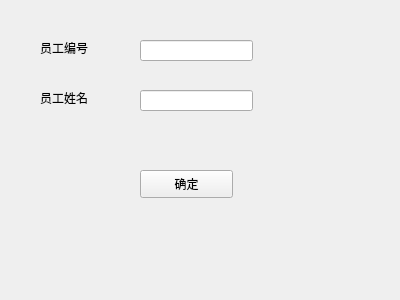
Above: UI/delete_ui/del_staff.ui from JJLee7447/property_management_system before the change. Below: the same form after it.
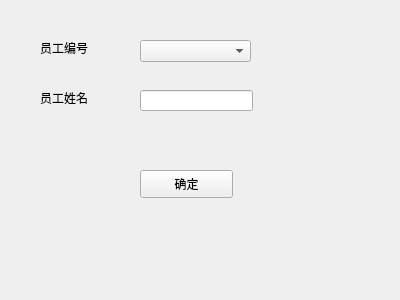
That is the form after the change.

```diff
--- a/UI/delete_ui/del_staff.ui
+++ b/UI/delete_ui/del_staff.ui
@@ -39,16 +39,6 @@
     <string>员工姓名</string>
    </property>
   </widget>
-  <widget class="QLineEdit" name="staff_id_lineEdit">
-   <property name="geometry">
-    <rect>
-     <x>140</x>
-     <y>40</y>
-     <width>113</width>
-     <height>21</height>
-    </rect>
-   </property>
-  </widget>
   <widget class="QLineEdit" name="staff_name_lineEdit">
    <property name="geometry">
     <rect>
@@ -72,6 +62,16 @@
     <string>确定</string>
    </property>
   </widget>
+  <widget class="QComboBox" name="staff_id_comboBox">
+   <property name="geometry">
+    <rect>
+     <x>140</x>
+     <y>40</y>
+     <width>111</width>
+     <height>22</height>
+    </rect>
+   </property>
+  </widget>
  </widget>
  <resources/>
  <connections/>
```
Left out of the diff: 3 changed lines with no effect on the pictures.
